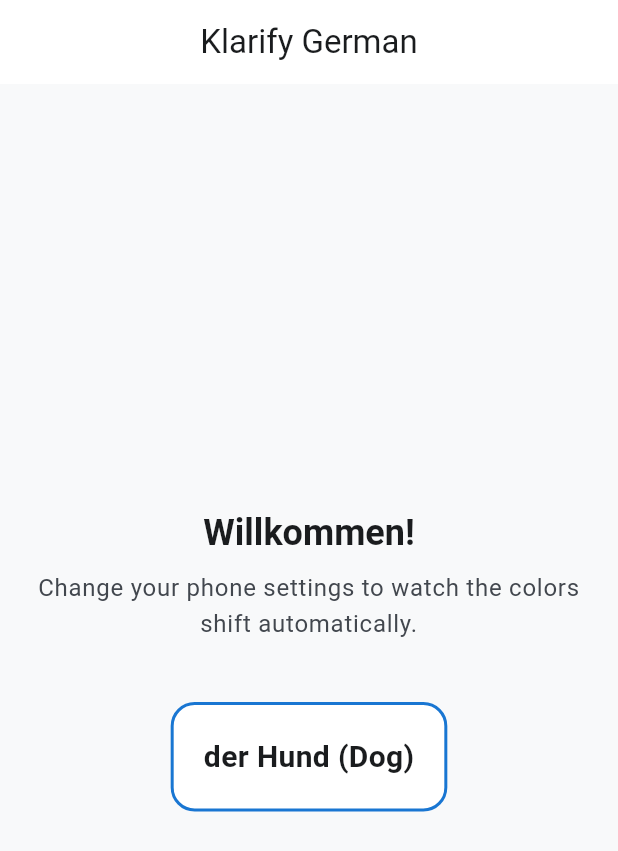
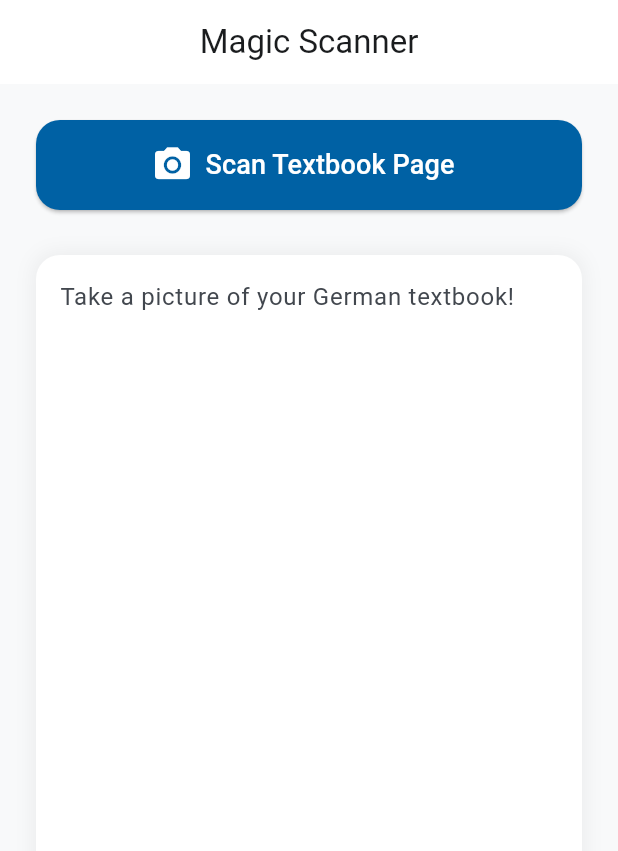
Before and after one commit to ShaijoGeorge/klarify, a Flutter app: the screen it shows after launch, on a phone screen of 412 x 824 dp. Shown: the top 851 px of the screen. Run offline on Flutter 3.47's test engine with Material 3 defaults, Android fonts, the phone set to English and light mode, and no system bars; our stand-ins replace image_picker, isar; missing offline and left inert: google_mlkit_text_recognition; accounts and stored records are empty; generated files the repository leaves out were written again.

Commit message:
feat: implement OCR scanner screen and configure Android build namespace and directory settings

```diff
--- /dev/null
+++ b/lib/features/scanner/scanner_screen.dart
@@ -0,0 +1,131 @@
+import 'dart:io';
+import 'package:flutter/material.dart';
+import 'package:image_picker/image_picker.dart';
+import 'package:google_mlkit_text_recognition/google_mlkit_text_recognition.dart';
+
+class ScannerScreen extends StatefulWidget {
+  const ScannerScreen({super.key});
+
+  @override
+  State<ScannerScreen> createState() => _ScannerScreenState();
+}
+
+class _ScannerScreenState extends State<ScannerScreen> {
+  // The tools we need
+  final ImagePicker _picker = ImagePicker(); // Opens the camera
+  // Tells the brain we specifically want to read Latin letters (German)
+  final TextRecognizer _textRecognizer = TextRecognizer(script: TextRecognitionScript.latin);
+
+  // The memory variables to hold the result
+  bool _isScanning = false;
+  String _extractedText = "Take a picture of your German textbook!";
+
+  // The function that does the magic
+  Future<void> _scanTextbook() async {
+    // Open the camera and wait for the user to take a picture
+    final XFile? photo = await _picker.pickImage(source: ImageSource.camera);
+
+    // If they closed the camera without taking a picture, just stop.
+    if (photo == null) return;
+
+    // Show a loading spinner so the user knows it's thinking
+    setState(() {
+      _isScanning = true;
+    });
+
+    try {
+      // Turn the photo into a format ML Kit can understand
+      final inputImage = InputImage.fromFilePath(photo.path);
+
+      // Send the photo to the Brain! It reads the text instantly.
+      final RecognizedText recognizedText = await _textRecognizer.processImage(inputImage);
+
+      // Save what it read and update the screen
+      setState(() {
+        _extractedText = recognizedText.text;
+      });
+
+    } catch (e) {
+      setState(() {
+        _extractedText = "Oops! Could not read the image.";
+      });
+    } finally {
+      // Hide the loading spinner
+      setState(() {
+        _isScanning = false;
+      });
+    }
+  }
+
+  // When the screen closes, we clean up the brain to save battery
+  @override
+  void dispose() {
+    _textRecognizer.close();
+    super.dispose();
+  }
+
+  // The UI (What the user sees)
+  @override
+  Widget build(BuildContext context) {
+    return Scaffold(
+      appBar: AppBar(
+        title: const Text('Magic Scanner'),
+        centerTitle: true,
+      ),
+      body: Padding(
+        padding: const EdgeInsets.all(24.0),
+        child: Column(
+          children: [
+            // Button to open the camera
+            SizedBox(
+              width: double.infinity,
+              height: 60,
+              child: ElevatedButton.icon(
+                onPressed: _isScanning ? null : _scanTextbook, // Disable if loading
+                icon: const Icon(Icons.camera_alt, size: 28),
+                label: const Text('Scan Textbook Page', style: TextStyle(fontSize: 18)),
+                style: ElevatedButton.styleFrom(
+                  backgroundColor: Theme.of(context).colorScheme.primary,
+                  foregroundColor: Theme.of(context).colorScheme.onPrimary,
+                  shape: RoundedRectangleBorder(borderRadius: BorderRadius.circular(16)),
+                ),
+              ),
+            ),
+
+            const SizedBox(height: 30),
+
+            // This is where we show the text the camera read!
+            Expanded(
+              child: Container(
+                width: double.infinity,
+                padding: const EdgeInsets.all(16),
+                decoration: BoxDecoration(
+                  color: Theme.of(context).colorScheme.surface,
+                  borderRadius: BorderRadius.circular(16),
+                  // Adds a nice premium shadow
+                  boxShadow: [
+                    BoxShadow(
+                      color: Colors.black.withOpacity(0.05),
+                      blurRadius: 10,
+                      spreadRadius: 2,
+                    )
+                  ]
+                ),
+                child: _isScanning
+                  // Show a loading circle while reading
+                  ? const Center(child: CircularProgressIndicator())
+                  // Show the text we found, wrapped so it doesn't overflow
+                  : SingleChildScrollView(
+                      child: Text(
+                        _extractedText,
+                        style: Theme.of(context).textTheme.bodyLarge,
+                      ),
+                    ),
+              ),
+            ),
+          ],
+        ),
+      ),
+    );
+  }
+}
--- a/lib/main.dart
+++ b/lib/main.dart
@@ -3,6 +3,7 @@
 import 'package:path_provider/path_provider.dart';
 import 'core/theme/app_theme.dart';
 import 'core/database/flashcard.dart';
+import 'features/scanner/scanner_screen.dart';
 
 // Global variable for the database
 late Isar isarDb;
@@ -36,7 +37,7 @@
       darkTheme: AppTheme.darkTheme,
       themeMode: ThemeMode.system,
 
-      home: const TestDashboardScreen()
+      home: const ScannerScreen()
     );
   }
 }
```
Also changed, not shown: 2 other files.
